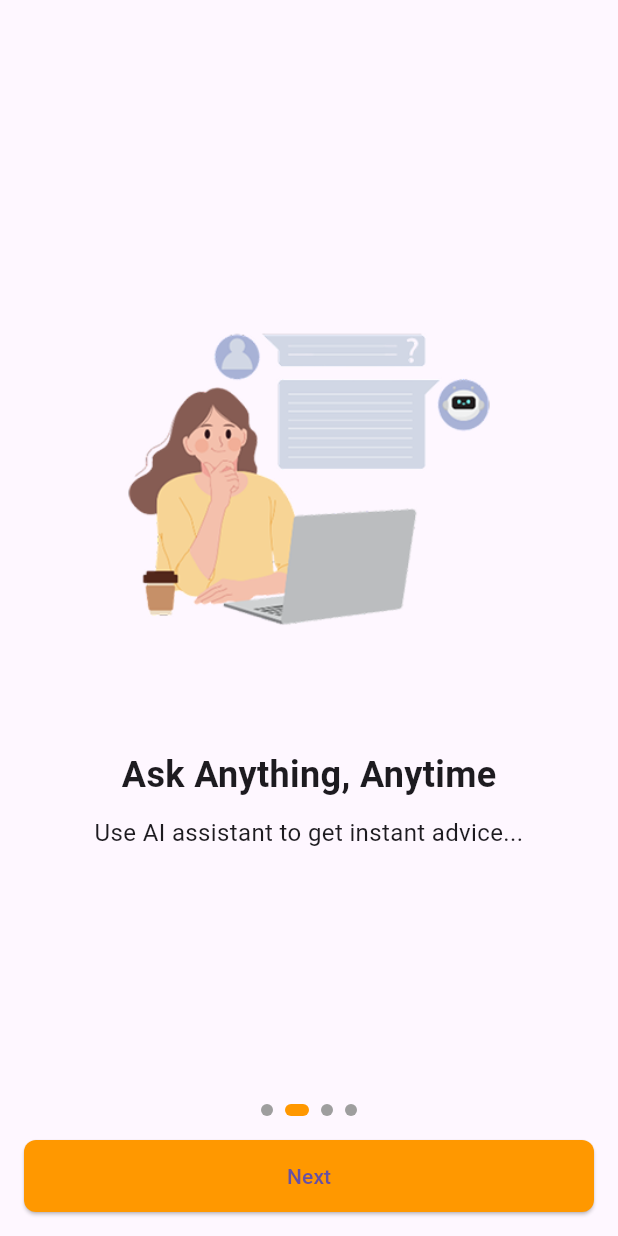
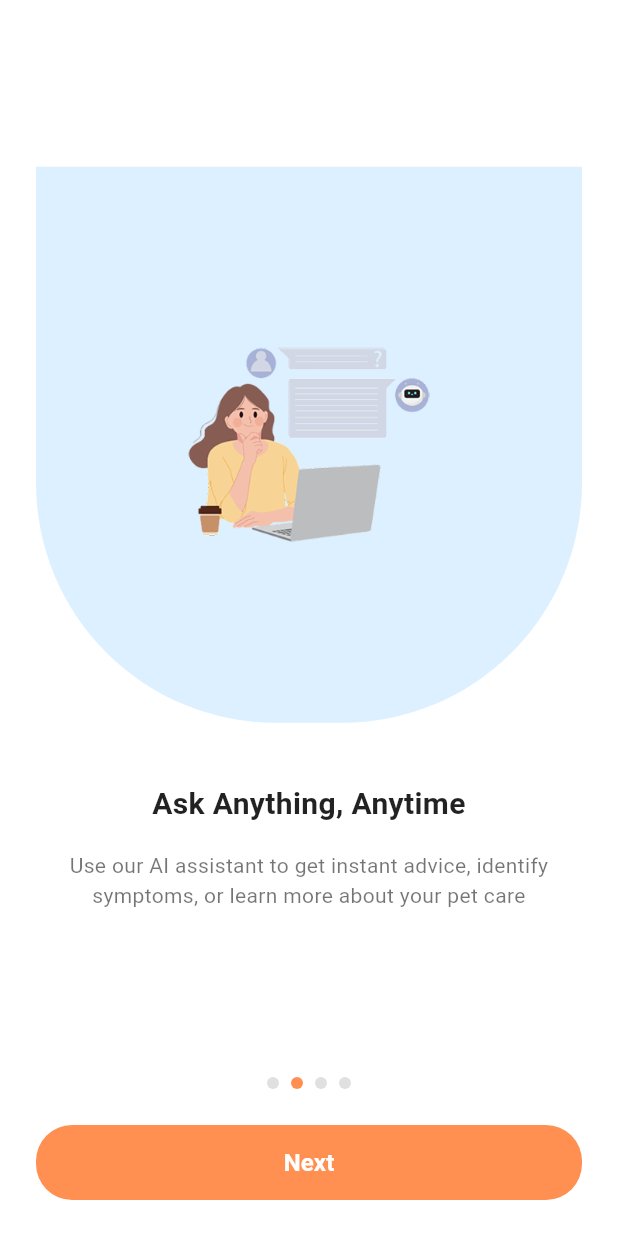
Before and after one commit to liwangivone/PetMigo, a Flutter app: the screen it shows after launch, swiped to page 2, on a phone screen of 412 x 824 dp. Run offline on Flutter 3.47's test engine with Material 3 defaults, Android fonts, the phone set to English and light mode, and no system bars.

Commit message:
Mengatur ulang poisi Background Biru

```diff
--- a/frontend/lib/views/pages/onboarding_pages.dart
+++ b/frontend/lib/views/pages/onboarding_pages.dart
@@ -20,17 +20,17 @@ class _OnboardingScreenState extends State<OnboardingScreen> {
     {
       'image': 'assets/images/onboarding/onboarding2.png',
       'title': 'Ask Anything, Anytime',
-      'description': 'Use AI assistant to get instant advice...',
+      'description': 'Use our AI assistant to get instant advice, identify symptoms, or learn more about your pet care',
     },
     {
       'image': 'assets/images/onboarding/onboarding3.png',
       'title': 'Talk to Trusted Vets Anytime',
-      'description': 'Chat or call directly with verified veterinarians...',
+      'description': 'Chat or call directly with verified veterinarians, whenever your pet needs expert care',
     },
     {
       'image': 'assets/images/onboarding/onboarding4.png',
       'title': 'Stay on Top of Pet Expenses',
-      'description': 'Monitor your pet care budget by category...',
+      'description': 'Monitor your pet care budget by category, with clear summaries to help you manage',
     },
   ];
 
@@ -57,7 +57,20 @@ class _OnboardingScreenState extends State<OnboardingScreen> {
   @override
   Widget build(BuildContext context) {
     return Scaffold(
-      body: Column(
+      // Menghilangkan app bar untuk menghapus status bar
+      extendBodyBehindAppBar: true,
+      appBar: AppBar(
+        backgroundColor: Colors.transparent,
+        elevation: 0,
+        toolbarHeight: 0,
+        systemOverlayStyle: const SystemUiOverlayStyle(
+          statusBarColor: Colors.transparent,
+          statusBarIconBrightness: Brightness.dark,
+        ),
+      ),
+      backgroundColor: Colors.white,
+      body: SafeArea(
+        child: Column(
           children: [
             Expanded(
               child: PageView.builder(
@@ -69,24 +82,49 @@ class _OnboardingScreenState extends State<OnboardingScreen> {
                 itemBuilder: (context, index) {
                   final data = onboardingData[index];
                   return Padding(
-                  padding: const EdgeInsets.all(20.0),
+                    padding: const EdgeInsets.all(24.0),
                     child: Column(
                       mainAxisAlignment: MainAxisAlignment.center,
                       children: [
-                      Image.asset(data['image']!, height: 300),
-                      const SizedBox(height: 30),
+                        // Image area with light blue background
+                       Container(
+                          width: double.infinity,
+                          height: MediaQuery.of(context).size.height * 0.45,
+                          decoration: const BoxDecoration(
+                            color: Color(0xFFDCF0FF),
+                            borderRadius: BorderRadius.only(
+                              bottomLeft: Radius.circular(160),
+                              bottomRight: Radius.circular(160),
+                            ),
+                          ),
+                          child: Center(
+                            child: Image.asset(
+                              data['image']!,
+                              height: 200,
+                              fit: BoxFit.contain,
+                            ),
+                          ),
+                        ),
+                        const SizedBox(height: 40),
+                        // Title
                         Text(
                           data['title']!,
                           style: const TextStyle(
-                          fontSize: 24,
+                            fontSize: 20,
                             fontWeight: FontWeight.bold,
+                            color: Colors.black87,
                           ),
+                          textAlign: TextAlign.center,
                         ),
-                      const SizedBox(height: 10),
+                        const SizedBox(height: 16),
+                        // Description
                         Text(
                           data['description']!,
                           textAlign: TextAlign.center,
-                        style: const TextStyle(fontSize: 16),
+                          style: const TextStyle(
+                            fontSize: 14,
+                            color: Colors.black54,
+                          ),
                         ),
                       ],
                     ),
@@ -94,38 +132,53 @@ class _OnboardingScreenState extends State<OnboardingScreen> {
                 },
               ),
             ),
-          Row(
+            // Indicator dots
+            Padding(
+              padding: const EdgeInsets.only(bottom: 24.0),
+              child: Row(
                 mainAxisAlignment: MainAxisAlignment.center,
                 children: List.generate(
                   onboardingData.length,
-              (index) => AnimatedContainer(
-                duration: const Duration(milliseconds: 300),
+                  (index) => Container(
                     margin: const EdgeInsets.symmetric(horizontal: 4),
-                width: _currentPage == index ? 16 : 8,
                     height: 8,
+                    width: 8,
                     decoration: BoxDecoration(
-                  color: _currentPage == index ? Colors.orange : Colors.grey,
-                  borderRadius: BorderRadius.circular(4),
+                      color: _currentPage == index
+                          ? const Color(0xFFFF9052)
+                          : Colors.grey.shade300,
+                      shape: BoxShape.circle,
                     ),
                   ),
                 ),
               ),
+            ),
+            // Button area
             Padding(
-            padding: const EdgeInsets.all(16.0),
+              padding: const EdgeInsets.fromLTRB(24.0, 0, 24.0, 24.0),
               child: ElevatedButton(
                 style: ElevatedButton.styleFrom(
-                backgroundColor: Colors.orange,
+                  backgroundColor: const Color(0xFFFF9052),
                   shape: RoundedRectangleBorder(
-                  borderRadius: BorderRadius.circular(8),
+                    borderRadius: BorderRadius.circular(24),
                   ),
-                minimumSize: const Size(double.infinity, 48),
+                  minimumSize: const Size(double.infinity, 50),
+                  elevation: 0,
                 ),
                 onPressed: _nextPage,
-              child: const Text("Next"),
+                child: const Text(
+                  "Next",
+                  style: TextStyle(
+                    fontSize: 16,
+                    fontWeight: FontWeight.w600,
+                    color: Colors.white,
+                  ),
+                ),
               ),
             ),
           ],
         ),
+      ),
     );
   }
 }
--- a/frontend/lib/views/pages/pages.dart
+++ b/frontend/lib/views/pages/pages.dart
@@ -3,6 +3,7 @@ import 'dart:developer';
 import 'dart:io';
 import 'package:flutter/material.dart';
 import 'dart:math' as math;
+import 'package:flutter/services.dart';
 
 part 'splash_screen.dart';
 part 'onboarding_pages.dart';
```
Lines whose indentation alone changed are shown as unchanged.
